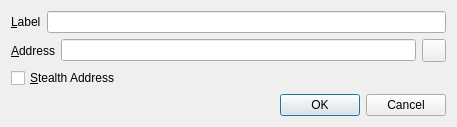
ajeef/Rubix, file src/qt/forms/editaddressdialog.ui: the form before one commit.
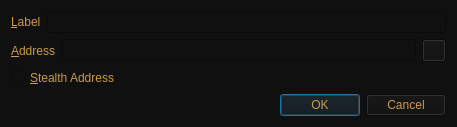
The form after the commit. Icons and pictures are not drawn.

Diff of the .ui file:
```diff
--- a/src/qt/forms/editaddressdialog.ui
+++ b/src/qt/forms/editaddressdialog.ui
@@ -13,6 +13,10 @@
   <property name="windowTitle">
    <string>Edit Address</string>
   </property>
+  <property name="styleSheet">
+   <string notr="true">color: rgb(204, 155, 68);
+background-color: rgb(16, 16, 16);</string>
+  </property>
   <layout class="QGridLayout" name="gridLayout_2">
    <item row="0" column="0">
     <layout class="QHBoxLayout" name="horizontalLayout_4">
```
